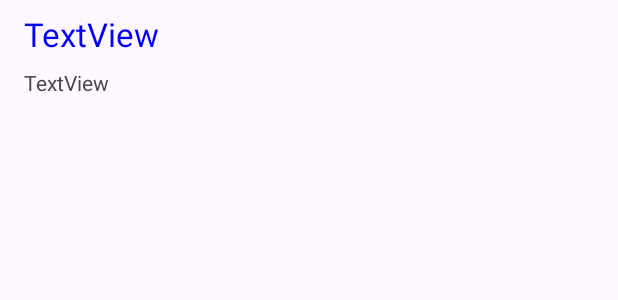
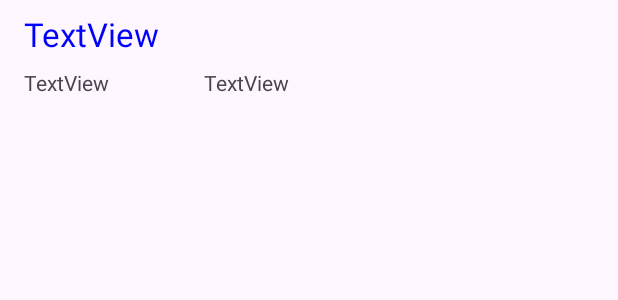
Before and after one commit to rockbeatspaper7/MOBILE-APP-CH-PROJECT, an Android app: the layout list_item.xml on its own in the app's theme, with its tools: preview values and no code run, on a phone screen of 412 x 824 dp. Shown: the top 300 px of the screen. Run offline under Robolectric (Android 15) with nearby library versions, the light colour scheme and no system bars.

Commit message:
post-class

```diff
--- a/app/src/main/res/layout/list_item.xml
+++ b/app/src/main/res/layout/list_item.xml
@@ -46,4 +46,15 @@
         app:layout_constraintEnd_toEndOf="parent"
         app:layout_constraintTop_toTopOf="parent"
         tools:visibility="invisible" />
+
+    <TextView
+        android:id="@+id/textEmail"
+        android:layout_width="wrap_content"
+        android:layout_height="wrap_content"
+        android:layout_marginStart="136dp"
+        android:text="TextView"
+        app:layout_constraintBottom_toBottomOf="parent"
+        app:layout_constraintStart_toStartOf="parent"
+        app:layout_constraintTop_toTopOf="parent"
+        app:layout_constraintVertical_bias="0.851" />
 </androidx.constraintlayout.widget.ConstraintLayout>
```
Also changed, not shown: app/src/main/java/com/example/mycontactlist/ContactAdapter.java (+7 -0 lines).
